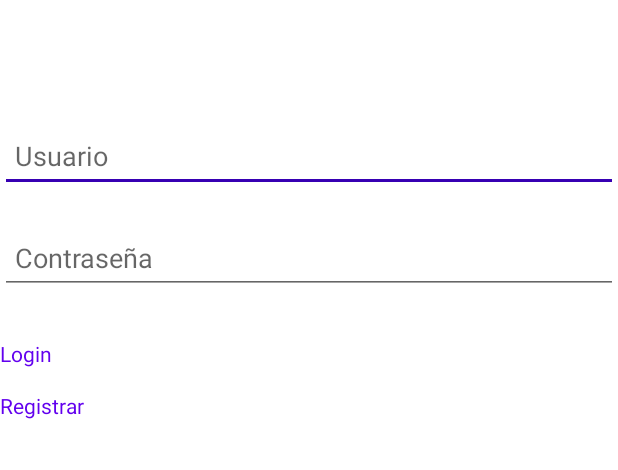
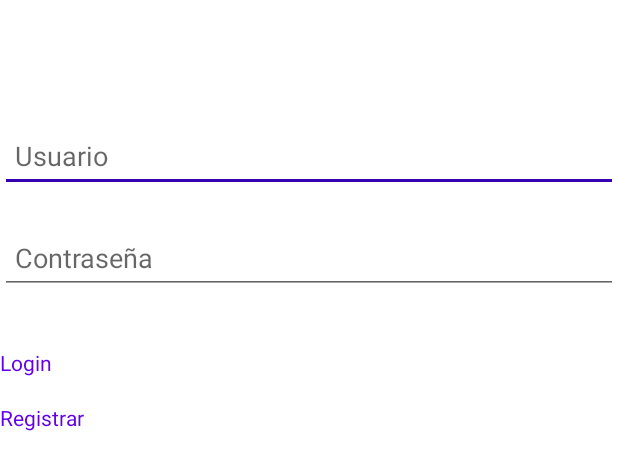
Before and after one commit to milogoud/ProyectoRecetas, an Android app: the layout activity_login.xml on its own in the app's theme, with its tools: preview values and no code run, on a phone screen of 412 x 824 dp. Shown: the top 470 px of the screen. Run offline under Robolectric (Android 15) with nearby library versions, the phone set to English and light mode, and no system bars.

```diff
--- a/RecetasAppFinal/app/src/main/java/com/julian/recetasappfinal/view/activities/LoginActivity.kt
+++ b/RecetasAppFinal/app/src/main/java/com/julian/recetasappfinal/view/activities/LoginActivity.kt
@@ -1,11 +1,10 @@
-package com.julian.recetasappfinal
+package com.julian.recetasappfinal.view.activities
 
 import android.content.Intent
 import android.os.Bundle
 import android.widget.Toast
 import androidx.appcompat.app.AppCompatActivity
 import com.julian.recetasappfinal.databinding.ActivityLoginBinding
-import com.julian.recetasappfinal.view.activities.Activity1
 
 class LoginActivity : AppCompatActivity() {
 
--- a/RecetasAppFinal/app/src/main/java/com/julian/recetasappfinal/view/fragments/EntrantesFragment.kt
+++ b/RecetasAppFinal/app/src/main/java/com/julian/recetasappfinal/view/fragments/EntrantesFragment.kt
@@ -42,7 +42,7 @@ class EntrantesFragment : Fragment() {
             val entrantes = recetas.filter { it.tipo == "Entrante" } // Filtrar solo entrantes
             adapter.actualizarLista(entrantes)
         }
-
+/*
         binding.btnAgregarReceta?.setOnClickListener {
             // Insertar 5 recetas de entrantes
             viewModel.agregarReceta(
@@ -75,7 +75,7 @@ class EntrantesFragment : Fragment() {
                 tipo = "Entrante",
                 imagenResId = R.drawable.empanadillas
             )
-        }
+        }*/
     }
 
 
--- a/RecetasAppFinal/app/src/main/java/com/julian/recetasappfinal/view/fragments/PostresFragment.kt
+++ b/RecetasAppFinal/app/src/main/java/com/julian/recetasappfinal/view/fragments/PostresFragment.kt
@@ -43,7 +43,7 @@ class PostresFragment : Fragment() {
             val postres = recetas.filter { it.tipo == "Postre" } // Filtrar solo postres
             adapter.actualizarLista(postres)
         }
-
+/*
         binding.btnAgregarReceta?.setOnClickListener {
             // Insertar 5 recetas de postres
             viewModel.agregarReceta(
@@ -76,7 +76,7 @@ class PostresFragment : Fragment() {
                 tipo = "Postre",
                 imagenResId = R.drawable.tiramisu
             )
-        }
+        }*/
     }
 
     override fun onDestroyView() {
--- a/RecetasAppFinal/app/src/main/java/com/julian/recetasappfinal/view/fragments/PrincipalesFragment.kt
+++ b/RecetasAppFinal/app/src/main/java/com/julian/recetasappfinal/view/fragments/PrincipalesFragment.kt
@@ -44,7 +44,7 @@ class PrincipalesFragment : Fragment() {
             adapter.actualizarLista(principales)
         }
 
-
+/*
         binding.btnAgregarReceta?.setOnClickListener {
             // Insertar 5 recetas de platos principales
             viewModel.agregarReceta(
@@ -77,7 +77,7 @@ class PrincipalesFragment : Fragment() {
                 tipo = "Principal",
                 imagenResId = R.drawable.burger
             )
-        }
+        }*/
     }
 
     override fun onDestroyView() {
--- a/RecetasAppFinal/app/src/main/res/layout/activity_login.xml
+++ b/RecetasAppFinal/app/src/main/res/layout/activity_login.xml
@@ -5,7 +5,7 @@
     xmlns:tools="http://schemas.android.com/tools"
     android:layout_width="match_parent"
     android:layout_height="match_parent"
-    tools:context=".LoginActivity">
+    tools:context=".view.activities.LoginActivity">
 
     <EditText
         android:id="@+id/etUsuario"
@@ -33,13 +33,14 @@
 
     <Button
         android:id="@+id/btnLogin"
-        android:layout_width="0dp"
-        android:layout_height="wrap_content"
+        android:layout_width="275dp"
+        android:layout_height="21dp"
+        android:layout_marginTop="36dp"
         android:text="Login"
-        app:layout_constraintTop_toBottomOf="@id/etPassword"
+        app:layout_constraintEnd_toEndOf="parent"
+        app:layout_constraintHorizontal_bias="0.0"
         app:layout_constraintStart_toStartOf="parent"
-        app:layout_constraintEnd_toEndOf="parent"
-        android:layout_marginTop="30dp"/>
+        app:layout_constraintTop_toBottomOf="@id/etPassword" />
 
     <Button
         android:id="@+id/btnRegistrar"
--- a/RecetasAppFinal/app/src/main/res/layout/fragment_entrantes.xml
+++ b/RecetasAppFinal/app/src/main/res/layout/fragment_entrantes.xml
@@ -25,6 +25,7 @@
             android:textColor="?android:textColorPrimary"
             android:layout_gravity="center_horizontal"
             android:paddingBottom="10dp"/>
+        <!--
         <Button
             android:id="@+id/btnAgregarReceta"
             android:layout_width="wrap_content"
@@ -33,7 +34,10 @@
             android:backgroundTint="?android:colorPrimary"
             android:textColor="@android:color/white"
             android:layout_gravity="center_horizontal"
-            android:layout_marginTop="16dp"/>
+            android:layout_marginTop="16dp"
+            android:enabled="false"/>
+            -->
+
 
         <!-- RecyclerView -->
         <androidx.recyclerview.widget.RecyclerView
--- a/RecetasAppFinal/app/src/main/res/layout/fragment_postres.xml
+++ b/RecetasAppFinal/app/src/main/res/layout/fragment_postres.xml
@@ -27,6 +27,7 @@
             android:textColor="?android:textColorPrimary"
             android:layout_gravity="center_horizontal"
             android:paddingBottom="10dp"/>
+        <!--
         <Button
             android:id="@+id/btnAgregarReceta"
             android:layout_width="wrap_content"
@@ -35,7 +36,9 @@
             android:backgroundTint="?android:colorPrimary"
             android:textColor="@android:color/white"
             android:layout_gravity="center_horizontal"
-            android:layout_marginTop="16dp"/>
+            android:layout_marginTop="16dp"
+            android:enabled="false"/>
+            -->
 
         <!-- RecyclerView -->
         <androidx.recyclerview.widget.RecyclerView
--- a/RecetasAppFinal/app/src/main/res/layout/fragment_principales.xml
+++ b/RecetasAppFinal/app/src/main/res/layout/fragment_principales.xml
@@ -28,6 +28,7 @@
             android:layout_gravity="center_horizontal"
             android:paddingBottom="10dp"/>
 
+        <!--
        <Button
            android:id="@+id/btnAgregarReceta"
            android:layout_width="wrap_content"
@@ -36,7 +37,9 @@
            android:backgroundTint="?android:colorPrimary"
            android:textColor="@android:color/white"
            android:layout_gravity="center_horizontal"
-            android:layout_marginTop="16dp"/>
+           android:layout_marginTop="16dp"
+           android:enabled="false"/>
+           -->
 
         <!-- RecyclerView -->
         <androidx.recyclerview.widget.RecyclerView
```
Also changed, not shown: RecetasAppFinal/app/src/main/AndroidManifest.xml (+4 -4 lines). Lines whose indentation alone changed are shown as unchanged.
